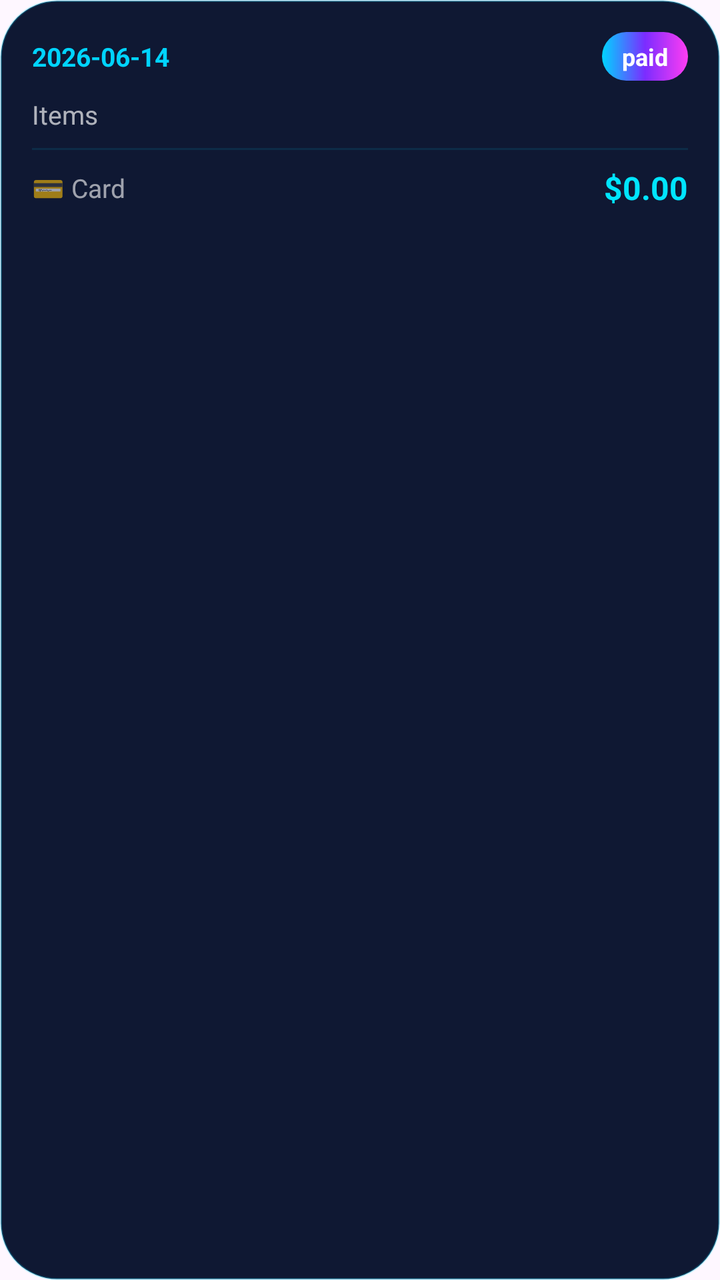
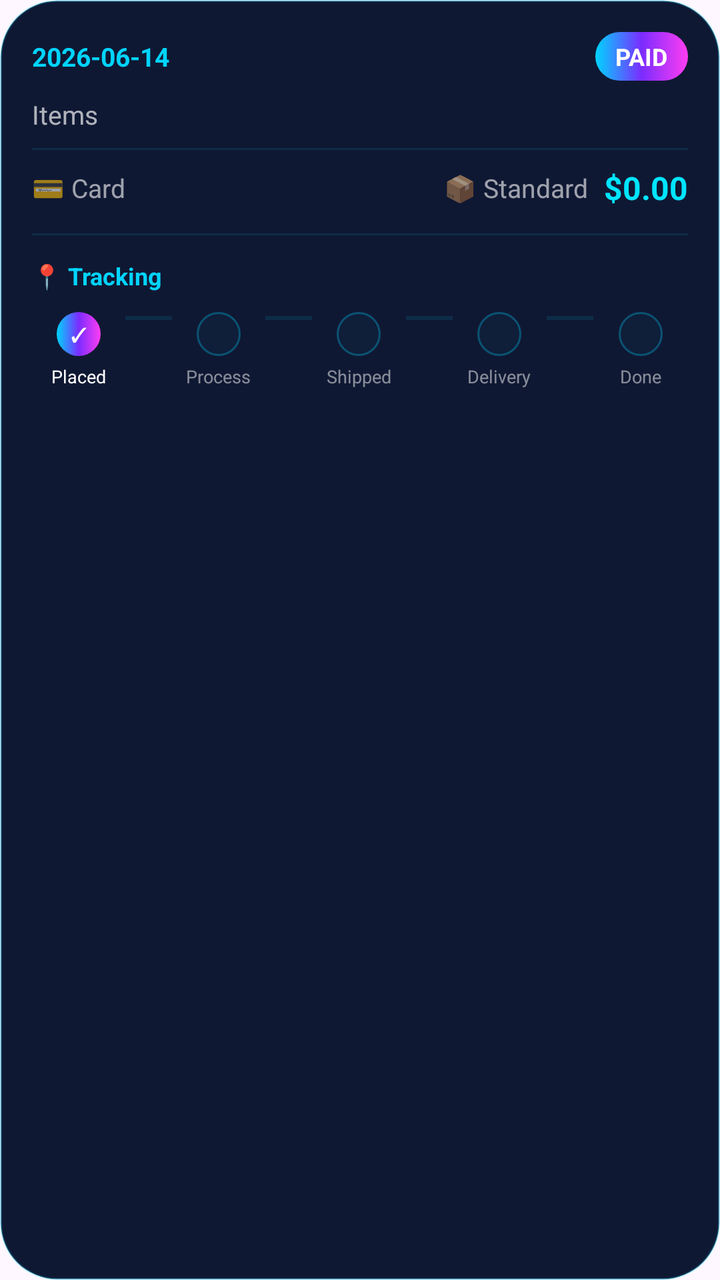

Two renders of the same Android screen: before a commit and after it. Below are the layout's source before the change and the commit's diff.
<!-- AndroidManifest.xml: application theme Theme.CompShop -->
<!-- res/layout/item_order.xml -->
<?xml version="1.0" encoding="utf-8"?>
<LinearLayout
    xmlns:android="http://schemas.android.com/apk/res/android"
    android:layout_width="match_parent"
    android:layout_height="wrap_content"
    android:orientation="vertical"
    android:background="@drawable/card_glass_neon"
    android:layout_margin="8dp"
    android:padding="16dp">

    
    <LinearLayout
        android:layout_width="match_parent"
        android:layout_height="wrap_content"
        android:orientation="horizontal"
        android:gravity="center_vertical"
        android:layout_marginBottom="8dp">

        <TextView
            android:id="@+id/tvOrderDate"
            android:layout_width="0dp"
            android:layout_height="wrap_content"
            android:layout_weight="1"
            android:text="2026-06-14"
            android:textColor="#00D4FF"
            android:textSize="13sp"
            android:textStyle="bold"/>

        <TextView
            android:id="@+id/tvOrderStatus"
            android:layout_width="wrap_content"
            android:layout_height="wrap_content"
            android:text="paid"
            android:textColor="#FFFFFF"
            android:textSize="12sp"
            android:textStyle="bold"
            android:background="@drawable/btn_neon_gradient"
            android:paddingStart="10dp"
            android:paddingEnd="10dp"
            android:paddingTop="4dp"
            android:paddingBottom="4dp"/>

    </LinearLayout>

    
    <TextView
        android:id="@+id/tvOrderItems"
        android:layout_width="match_parent"
        android:layout_height="wrap_content"
        android:text="Items"
        android:textColor="#AAFFFFFF"
        android:textSize="13sp"
        android:layout_marginBottom="8dp"/>

    
    <View
        android:layout_width="match_parent"
        android:layout_height="1dp"
        android:background="#1A00D4FF"
        android:layout_marginBottom="8dp"/>

    
    <LinearLayout
        android:layout_width="match_parent"
        android:layout_height="wrap_content"
        android:orientation="horizontal"
        android:gravity="center_vertical">

        <TextView
            android:id="@+id/tvPaymentMethod"
            android:layout_width="0dp"
            android:layout_height="wrap_content"
            android:layout_weight="1"
            android:text="💳 Card"
            android:textColor="#99FFFFFF"
            android:textSize="13sp"/>

        <TextView
            android:id="@+id/tvOrderTotal"
            android:layout_width="wrap_content"
            android:layout_height="wrap_content"
            android:text="$0.00"
            android:textColor="#00E5FF"
            android:textSize="16sp"
            android:textStyle="bold"/>

    </LinearLayout>

</LinearLayout>
<!-- resources referenced by this layout -->
<resources>
  <!-- drawable btn_neon_gradient (drawable) -->
  <?xml version="1.0" encoding="utf-8"?>
  <shape xmlns:android="http://schemas.android.com/apk/res/android"
      android:shape="rectangle">
      <gradient
          android:type="linear"
          android:angle="0"
          android:startColor="#00D4FF"
          android:centerColor="#7B2CFF"
          android:endColor="#FF3DF2"/>
      <corners android:radius="18dp"/>
  </shape>
  <!-- drawable card_glass_neon (drawable) -->
  <?xml version="1.0" encoding="utf-8"?>
  <shape xmlns:android="http://schemas.android.com/apk/res/android"
      android:shape="rectangle">
      <solid android:color="#0F1833"/>
      <stroke
          android:width="1dp"
          android:color="#3D00D4FF"/>
      <corners android:radius="28dp"/>
  </shape>
  <style name="Theme.CompShop" parent="Base.Theme.CompShop" />
  <style name="Base.Theme.CompShop" parent="Theme.Material3.DayNight.NoActionBar">
          
          
      </style>
</resources>

<!-- the commit's change to res/layout/item_order.xml (unified diff, before → after) -->
@@ -30,7 +30,7 @@
             android:id="@+id/tvOrderStatus"
             android:layout_width="wrap_content"
             android:layout_height="wrap_content"
-            android:text="paid"
+            android:text="PAID"
             android:textColor="#FFFFFF"
             android:textSize="12sp"
             android:textStyle="bold"
@@ -64,7 +64,8 @@
         android:layout_width="match_parent"
         android:layout_height="wrap_content"
         android:orientation="horizontal"
-        android:gravity="center_vertical">
+        android:gravity="center_vertical"
+        android:layout_marginBottom="12dp">
 
         <TextView
             android:id="@+id/tvPaymentMethod"
@@ -74,6 +75,15 @@
             android:text="💳 Card"
             android:textColor="#99FFFFFF"
             android:textSize="13sp"/>
+
+        <TextView
+            android:id="@+id/tvDeliveryMethod"
+            android:layout_width="wrap_content"
+            android:layout_height="wrap_content"
+            android:text="📦 Standard"
+            android:textColor="#99FFFFFF"
+            android:textSize="13sp"
+            android:layout_marginEnd="8dp"/>
 
         <TextView
             android:id="@+id/tvOrderTotal"
@@ -86,4 +96,221 @@
 
     </LinearLayout>
 
-</LinearLayout>
+    
+    <View
+        android:layout_width="match_parent"
+        android:layout_height="1dp"
+        android:background="#1A00D4FF"
+        android:layout_marginBottom="12dp"/>
+
+    
+    <TextView
+        android:layout_width="wrap_content"
+        android:layout_height="wrap_content"
+        android:text="📍 Tracking"
+        android:textColor="#00D4FF"
+        android:textSize="12sp"
+        android:textStyle="bold"
+        android:layout_marginBottom="10dp"/>
+
+    
+    <LinearLayout
+        android:layout_width="match_parent"
+        android:layout_height="wrap_content"
+        android:orientation="horizontal"
+        android:gravity="center_vertical"
+        android:layout_marginBottom="8dp">
+
+        
+        <LinearLayout
+            android:layout_width="0dp"
+            android:layout_height="wrap_content"
+            android:layout_weight="1"
+            android:orientation="vertical"
+            android:gravity="center_horizontal">
+
+            <TextView
+                android:id="@+id/step1Dot"
+                android:layout_width="22dp"
+                android:layout_height="22dp"
+                android:background="@drawable/btn_neon_gradient"
+                android:gravity="center"
+                android:text="✓"
+                android:textColor="#FFFFFF"
+                android:textSize="10sp"
+                android:layout_marginBottom="4dp"/>
+
+            <TextView
+                android:layout_width="wrap_content"
+                android:layout_height="wrap_content"
+                android:text="Placed"
+                android:textColor="#FFFFFF"
+                android:textSize="9sp"/>
+
+        </LinearLayout>
+
+        
+        <View
+            android:id="@+id/line1"
+            android:layout_width="0dp"
+            android:layout_height="2dp"
+            android:layout_weight="0.5"
+            android:layout_marginBottom="16dp"
+            android:background="#1A00D4FF"/>
+
+        
+        <LinearLayout
+            android:layout_width="0dp"
+            android:layout_height="wrap_content"
+            android:layout_weight="1"
+            android:orientation="vertical"
+            android:gravity="center_horizontal">
+
+            <TextView
+                android:id="@+id/step2Dot"
+                android:layout_width="22dp"
+                android:layout_height="22dp"
+                android:background="@drawable/btn_social_neon"
+                android:gravity="center"
+                android:text=""
+                android:textColor="#FFFFFF"
+                android:textSize="10sp"
+                android:layout_marginBottom="4dp"/>
+
+            <TextView
+                android:layout_width="wrap_content"
+                android:layout_height="wrap_content"
+                android:text="Process"
+                android:textColor="#80FFFFFF"
+                android:textSize="9sp"/>
+
+        </LinearLayout>
+
+        
+        <View
+            android:id="@+id/line2"
+            android:layout_width="0dp"
+            android:layout_height="2dp"
+            android:layout_weight="0.5"
+            android:layout_marginBottom="16dp"
+            android:background="#1A00D4FF"/>
+
+        
+        <LinearLayout
+            android:layout_width="0dp"
+            android:layout_height="wrap_content"
+            android:layout_weight="1"
+            android:orientation="vertical"
+            android:gravity="center_horizontal">
+
+            <TextView
+                android:id="@+id/step3Dot"
+                android:layout_width="22dp"
+                android:layout_height="22dp"
+                android:background="@drawable/btn_social_neon"
+                android:gravity="center"
+                android:text=""
+                android:textColor="#FFFFFF"
+                android:textSize="10sp"
+                android:layout_marginBottom="4dp"/>
+
+            <TextView
+                android:layout_width="wrap_content"
+                android:layout_height="wrap_content"
+                android:text="Shipped"
+                android:textColor="#80FFFFFF"
+                android:textSize="9sp"/>
+
+        </LinearLayout>
+
+        
+        <View
+            android:id="@+id/line3"
+            android:layout_width="0dp"
+            android:layout_height="2dp"
+            android:layout_weight="0.5"
+            android:layout_marginBottom="16dp"
+            android:background="#1A00D4FF"/>
+
+        
+        <LinearLayout
+            android:layout_width="0dp"
+            android:layout_height="wrap_content"
+            android:layout_weight="1"
+            android:orientation="vertical"
+            android:gravity="center_horizontal">
+
+            <TextView
+                android:id="@+id/step4Dot"
+                android:layout_width="22dp"
+                android:layout_height="22dp"
+                android:background="@drawable/btn_social_neon"
+                android:gravity="center"
+                android:text=""
+                android:textColor="#FFFFFF"
+                android:textSize="10sp"
+                android:layout_marginBottom="4dp"/>
+
+            <TextView
+                android:layout_width="wrap_content"
+                android:layout_height="wrap_content"
+                android:text="Delivery"
+                android:textColor="#80FFFFFF"
+                android:textSize="9sp"/>
+
+        </LinearLayout>
+
+        
+        <View
+            android:id="@+id/line4"
+            android:layout_width="0dp"
+            android:layout_height="2dp"
+            android:layout_weight="0.5"
+            android:layout_marginBottom="16dp"
+            android:background="#1A00D4FF"/>
+
+        
+        <LinearLayout
+            android:layout_width="0dp"
+            android:layout_height="wrap_content"
+            android:layout_weight="1"
+            android:orientation="vertical"
+            android:gravity="center_horizontal">
+
+            <TextView
+                android:id="@+id/step5Dot"
+                android:layout_width="22dp"
+                android:layout_height="22dp"
+                android:background="@drawable/btn_social_neon"
+                android:gravity="center"
+                android:text=""
+                android:textColor="#FFFFFF"
+                android:textSize="10sp"
+                android:layout_marginBottom="4dp"/>
+
+            <TextView
+                android:layout_width="wrap_content"
+                android:layout_height="wrap_content"
+                android:text="Done"
+                android:textColor="#80FFFFFF"
+                android:textSize="9sp"/>
+
+        </LinearLayout>
+
+    </LinearLayout>
+
+    
+    <TextView
+        android:id="@+id/tvDelivered"
+        android:layout_width="match_parent"
+        android:layout_height="wrap_content"
+        android:text="✅ Package delivered!"
+        android:textColor="#00E5FF"
+        android:textSize="13sp"
+        android:textStyle="bold"
+        android:gravity="center"
+        android:background="@drawable/btn_social_neon"
+        android:padding="8dp"
+        android:layout_marginTop="8dp"
+        android:visibility="gone"/>
+        </LinearLayout>
<!-- resource entries referenced after the edit -->
@@ -11,6 +11,16 @@
           android:centerColor="#7B2CFF"
           android:endColor="#FF3DF2"/>
       <corners android:radius="18dp"/>
+  </shape>
+  <!-- drawable btn_social_neon (drawable) -->
+  <?xml version="1.0" encoding="utf-8"?>
+  <shape xmlns:android="http://schemas.android.com/apk/res/android"
+      android:shape="rectangle">
+      <solid android:color="#0800D4FF"/>
+      <stroke
+          android:width="1dp"
+          android:color="#4D00D4FF"/>
+      <corners android:radius="16dp"/>
   </shape>
   <!-- drawable card_glass_neon (drawable) -->
   <?xml version="1.0" encoding="utf-8"?>
